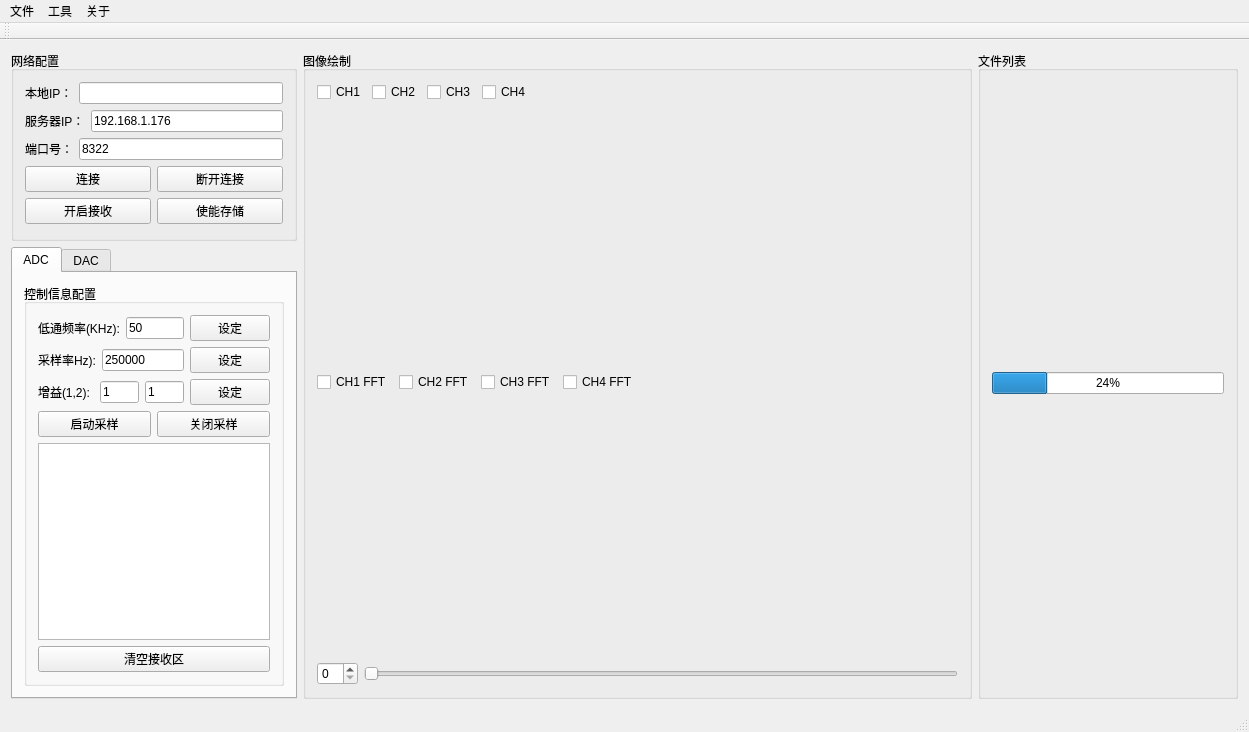
Old version of the form PRO/NetworkPlot/mainwindow.ui in the repository carloscn/netplot.
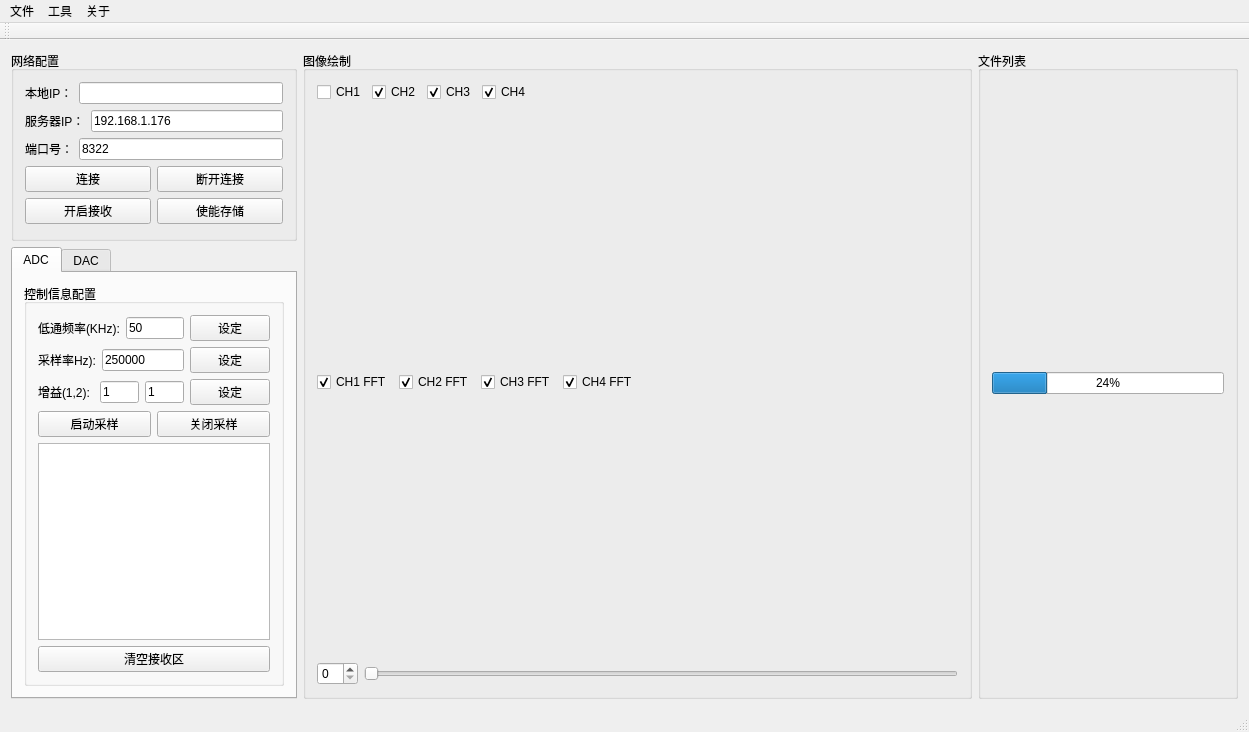
New version of the form. Custom widgets are drawn as their Qt base class.

Patch:
```diff
--- a/PRO/NetworkPlot/mainwindow.ui
+++ b/PRO/NetworkPlot/mainwindow.ui
@@ -522,6 +522,9 @@
              <property name="text">
               <string>CH2</string>
              </property>
+             <property name="checked">
+              <bool>true</bool>
+             </property>
             </widget>
            </item>
            <item>
@@ -529,6 +532,9 @@
              <property name="text">
               <string>CH3</string>
              </property>
+             <property name="checked">
+              <bool>true</bool>
+             </property>
             </widget>
            </item>
            <item>
@@ -536,6 +542,9 @@
              <property name="text">
               <string>CH4</string>
              </property>
+             <property name="checked">
+              <bool>true</bool>
+             </property>
             </widget>
            </item>
            <item>
@@ -570,6 +579,9 @@
              <property name="text">
               <string>CH1 FFT</string>
              </property>
+             <property name="checked">
+              <bool>true</bool>
+             </property>
             </widget>
            </item>
            <item>
@@ -577,6 +589,9 @@
              <property name="text">
               <string>CH2 FFT</string>
              </property>
+             <property name="checked">
+              <bool>true</bool>
+             </property>
             </widget>
            </item>
            <item>
@@ -584,6 +599,9 @@
              <property name="text">
               <string>CH3 FFT</string>
              </property>
+             <property name="checked">
+              <bool>true</bool>
+             </property>
             </widget>
            </item>
            <item>
@@ -591,6 +609,9 @@
              <property name="text">
               <string>CH4 FFT</string>
              </property>
+             <property name="checked">
+              <bool>true</bool>
+             </property>
             </widget>
            </item>
            <item>
```
Left out of the diff: 2 changed lines with no effect on the pictures.
